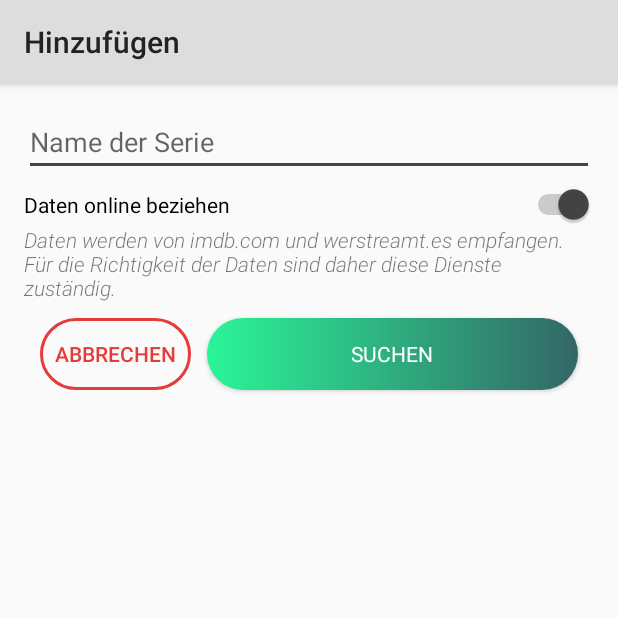
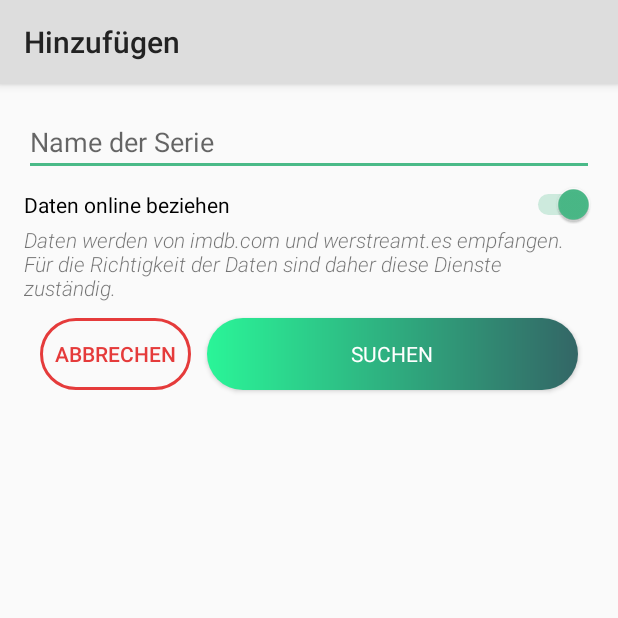
Before and after one commit to CaptainN3ro/EAE, an Android app: the screen it shows after launch (HinzufuegenActivity), after a tap on "LET'S WATCH", on a phone screen of 412 x 824 dp, the top half of it. Run offline under Robolectric (Android 15) with nearby library versions, the phone set to English and light mode, and no system bars.

Commit message:
Updated Icons

```diff
--- a/app/src/main/res/menu/start_activity_menu.xml
+++ b/app/src/main/res/menu/start_activity_menu.xml
@@ -19,7 +19,7 @@
         app:showAsAction="always" />
     <item
         android:id="@+id/ITEM_HINZUFUEGEN"
-        android:icon="@drawable/app_add1"
+        android:icon="@drawable/add_app"
         android:title="Hinzufügen"
         app:showAsAction="always" />
 </menu>
--- a/app/src/main/res/values/styles.xml
+++ b/app/src/main/res/values/styles.xml
@@ -4,7 +4,7 @@
         <!-- Customize your theme here. -->
         <item name="colorPrimary">#DDDDDD</item>
         <item name="colorPrimaryDark">#444444</item>
-        <item name="colorAccent">#444444</item>
+        <item name="colorAccent">#4ABA88</item>
 
 
     </style>
```
Also changed, not shown: app/src/main/res/drawable/add_app.png, app/src/main/res/drawable/app_add1.png (deleted), app/src/main/res/drawable/fragezeichen_app.png, app/src/main/res/drawable/pngfind_com_plus_sign_png_523748.png (deleted).
